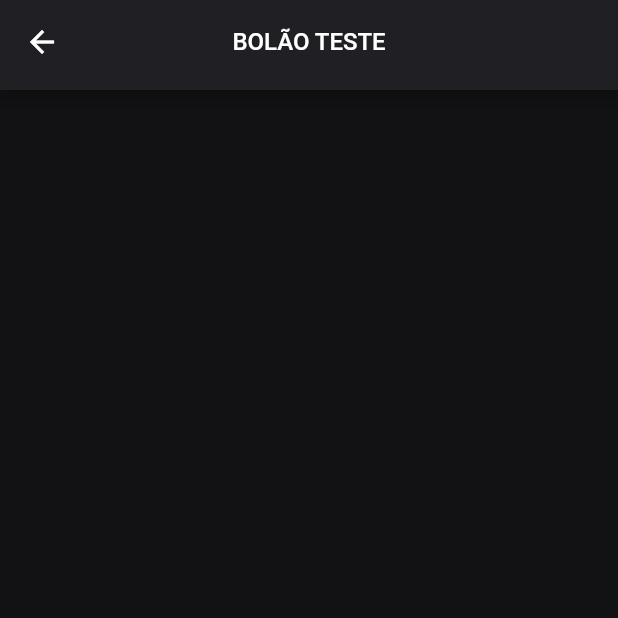
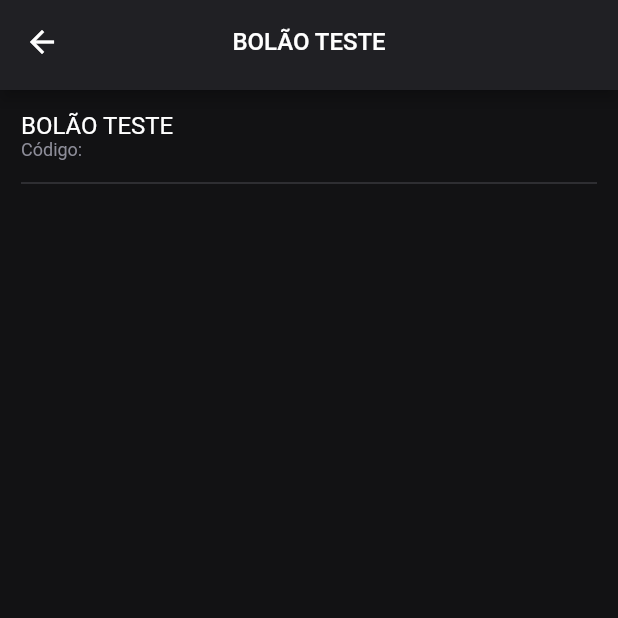
Before and after one commit to ezequiasmelo/flutter-ui-templates, a Flutter app: the DetailsPage screen opened by its route, on a phone screen of 412 x 824 dp, the top half of it. Run offline on Flutter 3.47's test engine with Material 2 defaults, Android fonts, the phone set to English and light mode, and no system bars; our stand-ins replace flutter_svg, google_fonts.

Commit message:
update details_page e my_page

```diff
--- a/lib/features/details_page.dart
+++ b/lib/features/details_page.dart
@@ -28,9 +28,31 @@ class _DetailsPageState extends State<DetailsPage> {
       ),
       body: SafeArea(
         child: Padding(
-          padding: const EdgeInsets.all(32.0),
+          padding: const EdgeInsets.all(14.0),
           child: Column(
-            children: [],
+            crossAxisAlignment: CrossAxisAlignment.start,
+            children: const [
+              Text(
+                'BOLÃO TESTE',
+                style: TextStyle(
+                  color: AppColors.white,
+                  fontSize: 16,
+                ),
+                textAlign: TextAlign.center,
+              ),
+              Text(
+                'Código: ',
+                style: TextStyle(
+                  color: AppColors.grey,
+                  fontSize: 12,
+                ),
+              ),
+              Divider(
+                height: 30,
+                thickness: 0.3,
+                color: AppColors.grey,
+              )
+            ],
           ),
         ),
       ),
--- a/lib/features/my_page.dart
+++ b/lib/features/my_page.dart
@@ -111,7 +111,8 @@ class _MyPageState extends State<MyPage> {
                                         ),
                                       ],
                                     ),
-                                      polls[index]),
+                                    polls[index],
+                                  ),
                                 ],
                               ),
                             );
```
Lines whose indentation alone changed are shown as unchanged.
